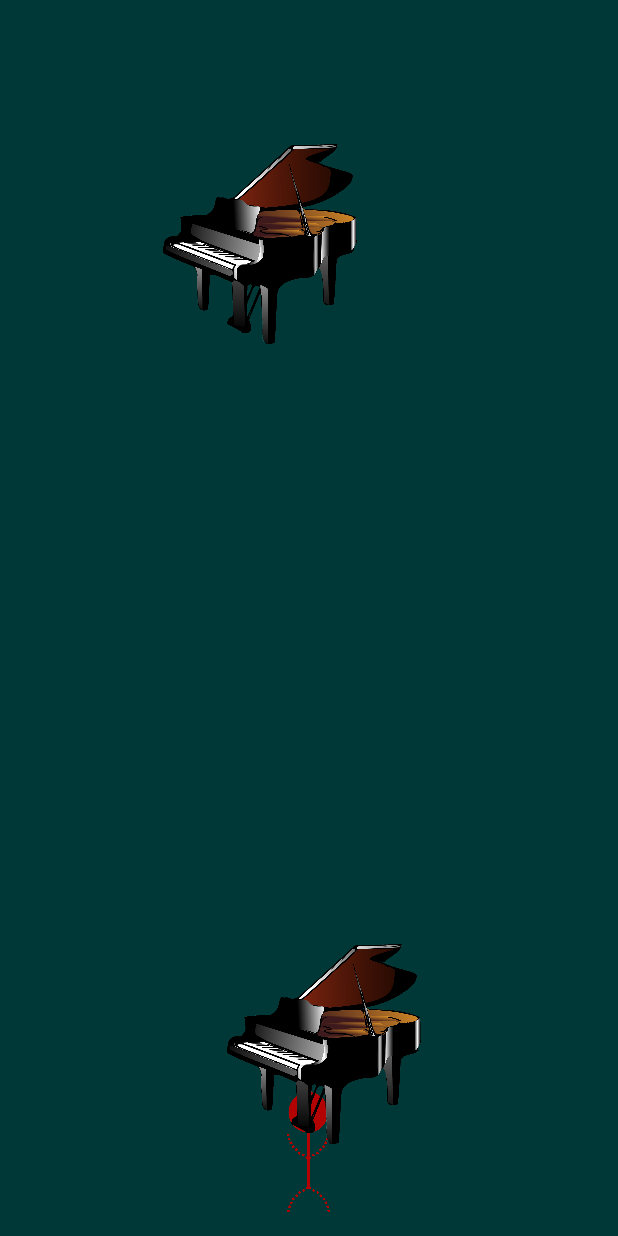
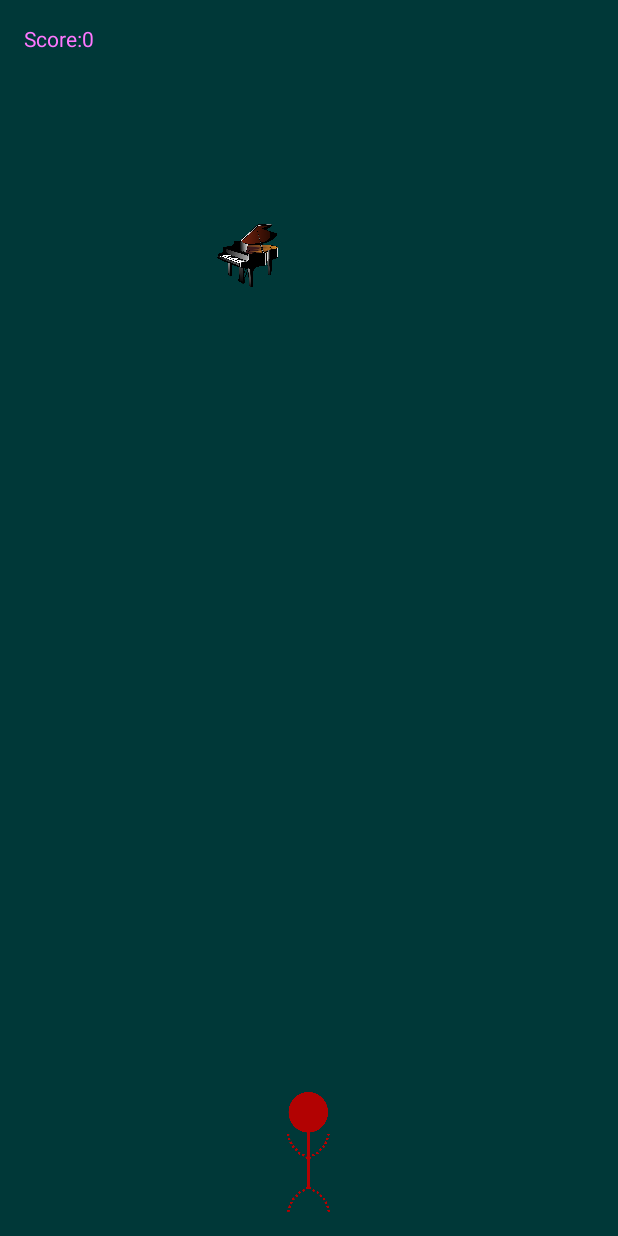
Before and after one commit to aditya3398/Evade, an Android app: the screen it shows after launch (Game), after a tap on "START PLAYING!", on a phone screen of 412 x 824 dp. Run offline under Robolectric (Android 15) with nearby library versions, the phone set to English and light mode, and no system bars.

Commit message:
Score by time, made Piano class

```diff
--- a/app/src/main/java/com/evader/rookies/evade/Game.java
+++ b/app/src/main/java/com/evader/rookies/evade/Game.java
@@ -15,22 +15,23 @@ import android.view.ViewGroup;
 import android.widget.ImageView;
 import android.widget.LinearLayout;
 import android.widget.RelativeLayout;
+import android.widget.TextView;
 
 import java.lang.InterruptedException;
+import java.util.Collections;
 import java.util.Timer;
 import java.util.TimerTask;
 
 public class Game extends Activity implements View.OnTouchListener, Runnable {
     int x=0;
-    int whatever = 0;
     int yIncrement = 50;
-    long newEnemyTime=3000;
+    long newEnemyTime=1000;
     ImageView socguy, pianoObstacle;
     View view;
     long time;
     boolean firstTimeAround=true;
     DisplayMetrics displayMetrics;
-    ArrayList <ImageView> listOImages = new ArrayList<ImageView>();
+    ArrayList <Piano> listOImages = new ArrayList<Piano>();
     RelativeLayout relativeLayout;
     int y=0;
     int pianoWidth;
@@ -38,6 +39,8 @@ public class Game extends Activity implements View.OnTouchListener, Runnable {
     int initialYPos = 20;
     int stickmanWidth;
     boolean gameOver;
+    int score=0;
+    TextView scoreView;
 
 
     public void run(){ //ensures additional threads don't conflict with main UI thread
@@ -53,8 +56,8 @@ public class Game extends Activity implements View.OnTouchListener, Runnable {
 
 
         socguy = (ImageView) findViewById(R.id.imageView);
-        pianoObstacle = (ImageView) findViewById(R.id.obstacle);
         view = findViewById(R.id.clickview);
+        scoreView = (TextView)(findViewById(R.id.scoreView));
         time = System.currentTimeMillis();
         firstTimeAround = false;
         displayMetrics = new DisplayMetrics();
@@ -62,14 +65,14 @@ public class Game extends Activity implements View.OnTouchListener, Runnable {
         relativeLayout= (RelativeLayout) findViewById(R.id.gamerelativelayout);
         view.setOnTouchListener(this);
         stickmanWidth = socguy.getWidth();
-        pianoWidth = 200;
-        pianoHeight = 200;
+        pianoWidth = displayMetrics.widthPixels/10;
+        pianoHeight = displayMetrics.heightPixels/10;
 
 
-        listOImages.add(pianoObstacle); //IMPORTANT: added preset imageview instead of creating a new imageview dynamically (as Aditya did before) --> CHANGE LATER!
-        listOImages.get(listOImages.size() - 1).setImageResource(R.drawable.piano);
-        listOImages.get(listOImages.size() - 1).setY(20);
-        listOImages.get(listOImages.size() - 1).setX(200);
+//        listOImages.add(pianoObstacle); //IMPORTANT: added preset imageview instead of creating a new imageview dynamically (as Aditya did before) --> CHANGE LATER!
+//        listOImages.get(listOImages.size() - 1).setImageResource(R.drawable.piano);
+//        listOImages.get(listOImages.size() - 1).setY(20);
+//        listOImages.get(listOImages.size() - 1).setX(200);
         time = System.currentTimeMillis();
 
         //if (currentTime - time == newEnemyTime) {
@@ -131,8 +134,20 @@ public class Game extends Activity implements View.OnTouchListener, Runnable {
 
     }
 
-   public void letItRain()
-    {
+   public void letItRain(){
+            if (firstTimeAround==true){
+                listOImages.add(new Piano(this)); //new imageView is added to array list of imageviews
+                listOImages.get(listOImages.size() - 1).setImageResource(R.drawable.piano);
+                //listOImages.get(listOImages.size() - 1).setLayoutParams(new RelativeLayout.LayoutParams(pianoWidth, pianoHeight));
+                //Change This Hardcoding value*****
+                listOImages.get(listOImages.size() - 1).setY(initialYPos);
+                listOImages.get(listOImages.size()-1).setMaxWidth(100);
+                listOImages.get(listOImages.size()-1).setMaxHeight(100);
+                relativeLayout.addView(listOImages.get(listOImages.size() - 1), pianoWidth, pianoHeight);
+                listOImages.get(listOImages.size() - 1).setVisibility(View.VISIBLE);
+                listOImages.get(listOImages.size() - 1).setX((float) (Math.random() * displayMetrics.widthPixels));
+                firstTimeAround=false;
+            }
             int xPosition= (int) (Math.random() * displayMetrics.widthPixels);
 
             System.out.println(displayMetrics.widthPixels); //NOT PRINTING!
@@ -144,9 +159,9 @@ public class Game extends Activity implements View.OnTouchListener, Runnable {
              //max value is 700
 
             long currentTime = System.currentTimeMillis();
-            if (currentTime-time>=(long)1000){ //every second a new imageView is created
+            if (currentTime-time>=newEnemyTime){ //every second a new imageView is created
                 time = System.currentTimeMillis();
-                listOImages.add(new ImageView(this)); //new imageView is added to array list of imageviews
+                listOImages.add(new Piano(this)); //new imageView is added to array list of imageviews
                 listOImages.get(listOImages.size() - 1).setImageResource(R.drawable.piano);
                 //listOImages.get(listOImages.size() - 1).setLayoutParams(new RelativeLayout.LayoutParams(pianoWidth, pianoHeight));
                  //Change This Hardcoding value*****
@@ -157,28 +172,34 @@ public class Game extends Activity implements View.OnTouchListener, Runnable {
                 listOImages.get(listOImages.size() - 1).setVisibility(View.VISIBLE);
                 listOImages.get(listOImages.size() - 1).setX((float) (Math.random() * displayMetrics.widthPixels));
             }
-            System.out.println(listOImages.get(listOImages.size()-1).getX());
-            for (ImageView piano : listOImages) {
+
+            for (Piano piano : listOImages) {
                 piano.setY(piano.getY() + yIncrement);
-                if(hasCollided(piano)==true){
+                if (hasCollided(piano)==true){
                     gameOver=true;
                 }
+                if(piano.getY()>displayMetrics.heightPixels){
+                    piano.setOffScreen(true);
+                }
             }
-                if(gameOver) {
-                    //gameEnd();
-                }
-
+            if(gameOver) {
+                //gameEnd();
+            }
+            incrementScore(listOImages);
+            String scoreText = "Score:" + String.valueOf(score);
+            scoreView.setText(scoreText);
+            scoreView.setVisibility(View.VISIBLE);
     }
 
     public boolean hasCollided(ImageView piano) {
         boolean collided=false;
         int socguyLocation []= new int [2];
         socguy.getLocationOnScreen(socguyLocation);
-        int topright=socguyLocation[0]+stickmanWidth;
+        int topRightSocguyCorner=socguyLocation[0]+stickmanWidth;
         int pianoLocation [] = new int [2];
         piano.getLocationOnScreen(pianoLocation);
         if(socguyLocation[1] <= pianoLocation[1]+pianoHeight){
-            if(pianoLocation[0] <= topright && pianoLocation[0]+pianoWidth >= socguyLocation[0]) {
+            if(pianoLocation[0] <= topRightSocguyCorner && pianoLocation[0]+pianoWidth >= socguyLocation[0]) {
                 collided = true;
                 System.out.println("COLLISION");
                 System.out.println("Socguy X: " + socguyLocation[0]);
@@ -189,6 +210,15 @@ public class Game extends Activity implements View.OnTouchListener, Runnable {
             }
         }
         return collided;
+    }
+
+    public void incrementScore(ArrayList<Piano> pianoList){
+        for (Piano piano : pianoList){
+            if(piano.getAlreadySetOffScreen()==false && piano.isOffScreen()==true){
+                score++;
+                piano.setAlreadySetOffScreen(true);
+            }
+        }
     }
 
     //public void gameEnd() {
@@ -205,11 +235,9 @@ public class Game extends Activity implements View.OnTouchListener, Runnable {
                 socguy.setX(socguy.getX() - 50.0f);
             }
         }
-
-
-
         return true;
     }
 
 
+
 }
--- /dev/null
+++ b/app/src/main/java/com/evader/rookies/evade/Piano.java
@@ -0,0 +1,43 @@
+package com.evader.rookies.evade;
+
+import android.content.Context;
+import android.widget.ImageView;
+
+/**
+ * Created by adityanadkarni on 9/8/16.
+ */
+public class Piano extends ImageView {
+    private boolean offScreen;
+    private boolean alreadySetOffScreen;
+    private boolean collided;
+
+    public Piano(Context context){
+        super(context);
+        offScreen=false;
+        collided=false;
+        alreadySetOffScreen=false;
+    }
+
+    public boolean isOffScreen() {
+        return offScreen;
+    }
+
+    public void setOffScreen(boolean offScreen) {
+        this.offScreen = offScreen;
+    }
+    public boolean isCollided() {
+        return collided;
+    }
+
+    public void setCollided(boolean collided) {
+        this.collided = collided;
+    }
+    public boolean getAlreadySetOffScreen() {
+        return alreadySetOffScreen;
+    }
+
+    public void setAlreadySetOffScreen(boolean alreadySetOffScreen) {
+        this.alreadySetOffScreen = alreadySetOffScreen;
+    }
+
+}
--- a/app/src/main/res/layout/activity_game.xml
+++ b/app/src/main/res/layout/activity_game.xml
@@ -26,6 +26,15 @@
         android:layout_alignParentRight="true"
         android:layout_alignParentEnd="true" />
 
+    <TextView
+        android:layout_width="wrap_content"
+        android:layout_height="wrap_content"
+        android:layout_alignParentTop="true"
+        android:id="@+id/scoreView"
+        android:text="Score:"
+        android:textColor="#F7F"
+        />
+
     <ImageView
         android:layout_width="30dp"
         android:layout_centerHorizontal="true"
@@ -35,12 +44,13 @@
         android:layout_alignParentBottom="true"
         />
 
-    <ImageView
-        android:layout_width="200px"
-        android:layout_height="200px"
-        android:id="@+id/obstacle"
-        android:layout_alignParentTop="true"
-        />
+
+    <!--<ImageView-->
+        <!--android:layout_width="200px"-->
+        <!--android:layout_height="200px"-->
+        <!--android:id="@+id/obstacle"-->
+        <!--android:layout_alignParentTop="true"-->
+        <!--/>-->
 
 
 
```
